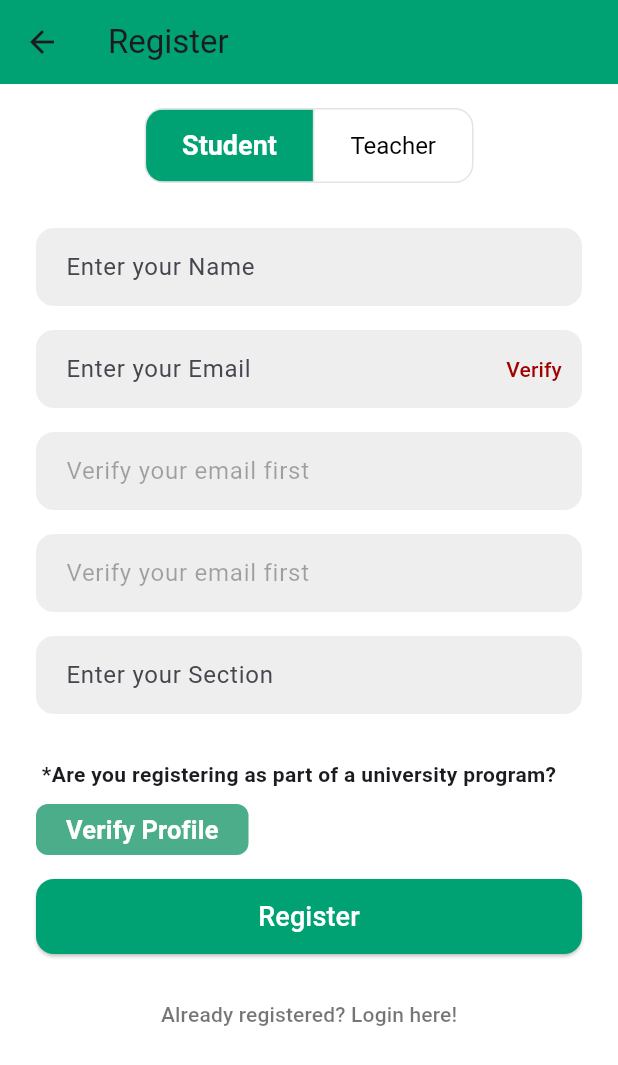
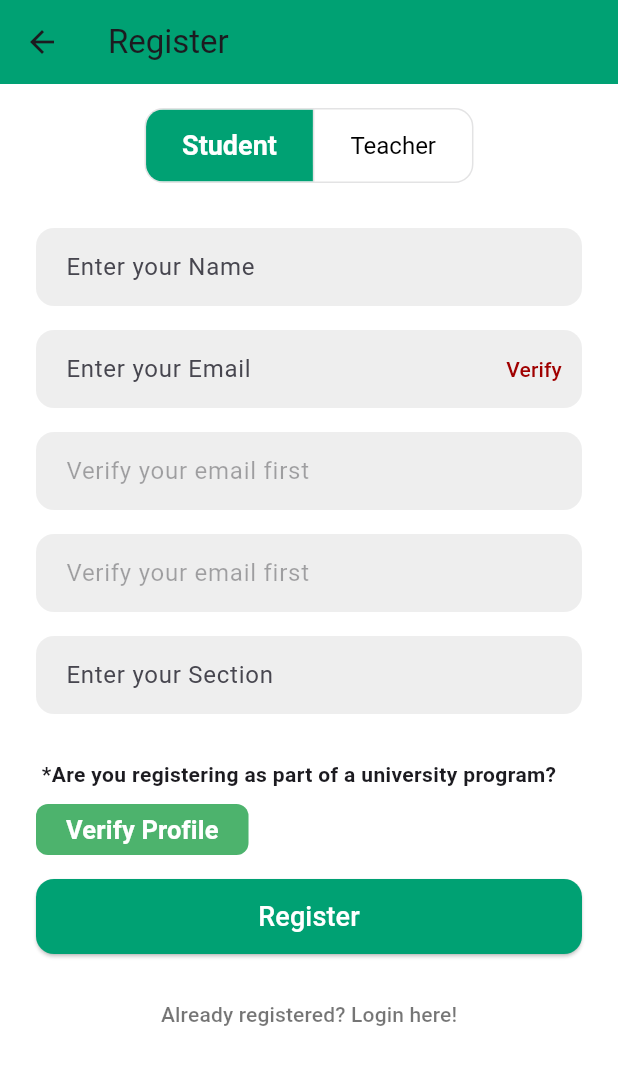
Before and after one commit to shhossain/qr_attendance, a Flutter app: the Register screen opened by its route, on a phone screen of 412 x 824 dp. Shown: the top 1065 px of the screen. Run offline on Flutter 3.47's test engine with Material 3 defaults, Android fonts, the light colour scheme and no system bars; our stand-ins replace cloud_firestore, firebase_auth, firebase_core; accounts and stored records are empty.

Commit message:
all are fixed

```diff
--- a/lib/register_page.dart
+++ b/lib/register_page.dart
@@ -259,12 +259,9 @@ class _RegisterState extends State<Register> {
                         }
                       },
                       style: ElevatedButton.styleFrom(
-                        backgroundColor: const Color.fromARGB(
-                          255,
-                          75,
-                          173,
-                          137,
-                        ),
+                        backgroundColor: _uniVerified == true
+                            ? const Color.fromARGB(255, 0, 161, 115)
+                            : const Color.fromARGB(182, 6, 148, 51),
                         padding: const EdgeInsets.symmetric(
                           horizontal: 20,
                           vertical: 5,
@@ -275,9 +272,9 @@ class _RegisterState extends State<Register> {
                         ),
                         tapTargetSize: MaterialTapTargetSize.shrinkWrap,
                       ),
-                      child: const Text(
-                        'Verify Profile',
-                        style: TextStyle(
+                      child: Text(
+                        _uniVerified == true ? 'Verified' : 'Verify Profile',
+                        style: const TextStyle(
                           color: Colors.white,
                           fontSize: 17,
                           fontWeight: FontWeight.bold,
@@ -285,6 +282,7 @@ class _RegisterState extends State<Register> {
                       ),
                     ),
                   ),
+
                   const SizedBox(height: 16),
 
                   // Register Button
@@ -313,6 +311,10 @@ class _RegisterState extends State<Register> {
                         }
 
                         try {
+                          final user = FirebaseAuth.instance.currentUser;
+                          if (user != null) {
+                            await user.updatePassword(_password.text);
+                          }
                           final uid = _uid;
                           if (uid == null) throw Exception('UID missing');
 
```
